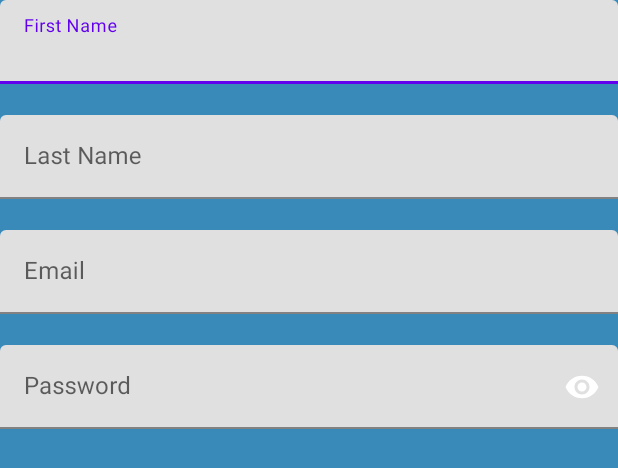
After one commit to AzizaHelmy/MedicReminder, an Android app: the layout activity_register_acivity.xml on its own in the app's theme, with its tools: preview values and no code run, on a phone screen of 412 x 824 dp. The commit adds this screen. Shown: the top 468 px of the screen. Run offline under Robolectric (Android 15) with nearby library versions, the phone set to English and light mode, and no system bars.

Commit message:
add register design

```diff
--- a/app/build.gradle
+++ b/app/build.gradle
@@ -25,6 +25,9 @@ android {
         sourceCompatibility JavaVersion.VERSION_1_8
         targetCompatibility JavaVersion.VERSION_1_8
     }
+    buildFeatures {
+        viewBinding true
+    }
 }
 
 dependencies {
@@ -34,6 +37,8 @@ dependencies {
     implementation 'androidx.constraintlayout:constraintlayout:2.1.3'
     implementation 'androidx.legacy:legacy-support-v4:1.0.0'
     testImplementation 'junit:junit:4.13.2'
+    implementation 'devs.mulham.horizontalcalendar:horizontalcalendar:1.2.0'
+
     androidTestImplementation 'androidx.test.ext:junit:1.1.3'
     androidTestImplementation 'androidx.test.espresso:espresso-core:3.4.0'
     //Navigation
--- /dev/null
+++ b/app/src/main/res/layout/activity_register_acivity.xml
@@ -0,0 +1,97 @@
+<?xml version="1.0" encoding="utf-8"?>
+<ScrollView
+        xmlns:android="http://schemas.android.com/apk/res/android"
+        xmlns:app="http://schemas.android.com/apk/res-auto"
+        xmlns:tools="http://schemas.android.com/tools"
+        android:layout_width="match_parent"
+        android:layout_height="match_parent"
+        tools:context=".register.view.RegisterAcivity"
+        android:background="#398AB9"
+        android:focusableInTouchMode="true"
+        android:gravity="center"
+         tools:viewBindingIgnore="true"
+        android:layout_alignParentTop="true"
+        android:layout_gravity="center">
+   <LinearLayout
+       android:layout_width="match_parent"
+       android:layout_height="match_parent"
+       android:orientation="vertical">
+       <com.google.android.material.textfield.TextInputLayout
+     android:layout_width="match_parent"
+     android:layout_height="match_parent"
+           app:errorEnabled="true"
+
+           >
+           <com.google.android.material.textfield.TextInputEditText
+         android:id="@+id/first_name"
+         android:layout_width="match_parent"
+         android:layout_height="match_parent"
+          android:inputType="text|textMultiLine"
+               android:hint="@string/first_name_hint"
+
+         />
+       </com.google.android.material.textfield.TextInputLayout>
+
+       <com.google.android.material.textfield.TextInputLayout
+           android:layout_width="match_parent"
+           android:layout_height="match_parent"
+           app:errorEnabled="true"
+
+           >
+
+
+           <com.google.android.material.textfield.TextInputEditText
+               android:id="@+id/last_name"
+               android:layout_width="match_parent"
+               android:layout_height="match_parent"
+               android:inputType="text|textMultiLine"
+               android:hint="@string/last_name_hint"
+
+               />
+       </com.google.android.material.textfield.TextInputLayout>
+
+       <com.google.android.material.textfield.TextInputLayout
+           android:layout_width="match_parent"
+           android:layout_height="match_parent"
+
+           app:errorEnabled="true"
+           >
+
+
+           <com.google.android.material.textfield.TextInputEditText
+               android:id="@+id/email"
+               android:layout_width="match_parent"
+               android:layout_height="match_parent"
+               android:inputType="textPassword|textMultiLine"
+               android:hint="@string/email_hint"
+
+               />
+       </com.google.android.material.textfield.TextInputLayout>
+
+       <com.google.android.material.textfield.TextInputLayout
+           android:layout_width="match_parent"
+           android:layout_height="match_parent"
+           app:endIconMode="password_toggle"
+           app:passwordToggleEnabled="true"
+           app:errorEnabled="true"
+           >
+
+
+           <com.google.android.material.textfield.TextInputEditText
+               android:id="@+id/password"
+               android:layout_width="match_parent"
+               android:layout_height="match_parent"
+               android:inputType="textPassword|textMultiLine"
+               android:hint="@string/password_hint"
+
+               />
+       </com.google.android.material.textfield.TextInputLayout>
+
+
+
+
+   </LinearLayout>
+
+
+
+    </ScrollView>
--- a/app/src/main/res/values/strings.xml
+++ b/app/src/main/res/values/strings.xml
@@ -5,6 +5,10 @@
     <string name="settings">More</string>
     <!-- TODO: Remove or change this placeholder text -->
     <string name="hello_blank_fragment">Hello blank fragment</string>
+    <string name="first_name_hint">First Name</string>
+    <string name="last_name_hint">Last Name</string>
+    <string name="email_hint">Email</string>
+    <string name="password_hint">Password</string>
 
 
 </resources>
--- a/gradle.properties
+++ b/gradle.properties
@@ -14,7 +14,9 @@ org.gradle.jvmargs=-Xmx2048m -Dfile.encoding=UTF-8
 # AndroidX package structure to make it clearer which packages are bundled with the
 # Android operating system, and which are packaged with your app"s APK
 # https://developer.android.com/topic/libraries/support-library/androidx-rn
+
 android.useAndroidX=true
+android.enableJetifier=true
 # Enables namespacing of each library's R class so that its R class includes only the
 # resources declared in the library itself and none from the library's dependencies,
 # thereby reducing the size of the R class for that library
--- a/settings.gradle
+++ b/settings.gradle
@@ -3,6 +3,9 @@ pluginManagement {
         gradlePluginPortal()
         google()
         mavenCentral()
+    }
+    repositories {
+        jcenter()
     }
 }
 dependencyResolutionManagement {
@@ -11,6 +14,9 @@ dependencyResolutionManagement {
         google()
         mavenCentral()
     }
+    repositories {
+        jcenter()
+    }
 }
 rootProject.name = "Medication Reminder"
 include ':app'
```
Also changed, not shown: app/src/main/AndroidManifest.xml (+9 -2 lines), app/src/main/java/com/example/medicationreminder/home/view/HomeFragment.java (+59 -35 lines), app/src/main/res/drawable/button_background.xml (added, +12 -0 lines), app/src/main/res/drawable/register_background.xml (added, +7 -0 lines), app/src/main/res/layout/fragment_home.xml (+55 -6 lines), app/src/main/res/drawable/icon.png (added).
